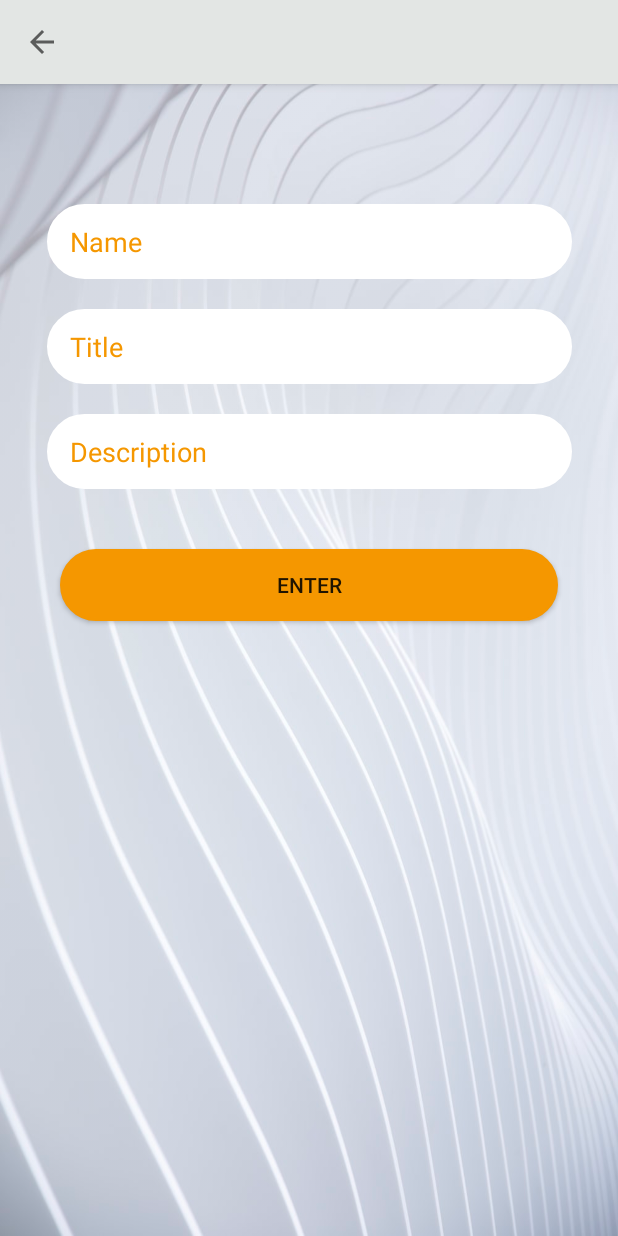
After one commit to nirav131196/LearningApp4, an Android app: the layout activity_push_notofication.xml on its own in the app's theme, with its tools: preview values and no code run, on a phone screen of 412 x 824 dp. The commit adds this screen. Run offline under Robolectric (Android 15) with nearby library versions, the phone set to English and light mode, and no system bars.

Commit message:
COMMIT ON 2/3/2023 12:24 PM

```diff
--- /dev/null
+++ b/LoginApp/app/src/main/res/layout/activity_push_notofication.xml
@@ -0,0 +1,87 @@
+<?xml version="1.0" encoding="utf-8"?>
+<androidx.constraintlayout.widget.ConstraintLayout xmlns:android="http://schemas.android.com/apk/res/android"
+    xmlns:app="http://schemas.android.com/apk/res-auto"
+    xmlns:tools="http://schemas.android.com/tools"
+    android:layout_width="match_parent"
+    android:layout_height="match_parent"
+    android:background="@drawable/backgroundimage2"
+    tools:context=".PushNotoficationActivity">
+
+    <com.google.android.material.appbar.AppBarLayout
+        android:id="@+id/appbarlayout2"
+        android:layout_width="0dp"
+        android:layout_height="wrap_content"
+        app:layout_constraintTop_toTopOf="parent"
+        app:layout_constraintLeft_toLeftOf="parent"
+        app:layout_constraintRight_toRightOf="parent">
+
+        <androidx.appcompat.widget.Toolbar
+            android:id="@+id/toolbar2"
+            android:layout_width="match_parent"
+            android:layout_height="wrap_content"
+            app:navigationIcon="?attr/homeAsUpIndicator"
+            android:background="#e3e6e4">
+        </androidx.appcompat.widget.Toolbar>
+    </com.google.android.material.appbar.AppBarLayout>
+
+    <EditText
+        android:id="@+id/editTextName"
+        android:layout_width="350dp"
+        android:layout_height="50dp"
+        android:background="@drawable/editext_design2"
+        android:textColor="@color/yellow"
+        android:paddingLeft="15dp"
+        android:ems="10"
+        android:inputType="text"
+        android:hint="Name"
+        android:textColorHint="@color/yellow"
+        app:layout_constraintTop_toBottomOf="@+id/appbarlayout2"
+        app:layout_constraintLeft_toLeftOf="parent"
+        app:layout_constraintRight_toRightOf="parent"
+        android:layout_marginTop="80dp"/>
+
+    <EditText
+        android:id="@+id/editTextTitle"
+        android:layout_width="350dp"
+        android:paddingLeft="15dp"
+        android:layout_height="50dp"
+        android:textColor="@color/yellow"
+        android:background="@drawable/editext_design2"
+        android:ems="10"
+        android:inputType="text"
+        android:hint="Title"
+        android:textColorHint="@color/yellow"
+        app:layout_constraintTop_toBottomOf="@+id/editTextName"
+        app:layout_constraintLeft_toLeftOf="parent"
+        app:layout_constraintRight_toRightOf="parent"
+        android:layout_margin="20dp"/>
+
+    <EditText
+        android:id="@+id/editTextDescription"
+        android:layout_width="350dp"
+        android:layout_height="50dp"
+        android:paddingLeft="15dp"
+        android:textColor="@color/yellow"
+        android:textColorHint="@color/yellow"
+        android:ems="10"
+        android:inputType="text"
+        android:background="@drawable/editext_design2"
+        android:hint="Description"
+        app:layout_constraintTop_toBottomOf="@+id/editTextTitle"
+        app:layout_constraintLeft_toLeftOf="parent"
+        app:layout_constraintRight_toRightOf="parent"
+        android:layout_margin="20dp"/>
+
+    <androidx.appcompat.widget.AppCompatButton
+        android:id="@+id/EnterButton"
+        android:layout_width="match_parent"
+        android:layout_height="wrap_content"
+        android:background="@drawable/editext_design3"
+        android:text="ENTER"
+        android:layout_margin="40dp"
+        app:layout_constraintTop_toBottomOf="@+id/editTextDescription"
+        app:layout_constraintLeft_toLeftOf="parent"
+        app:layout_constraintRight_toRightOf="parent" />
+
+
+</androidx.constraintlayout.widget.ConstraintLayout>
```
Also changed, not shown: LoginApp/app/src/main/AndroidManifest.xml (+22 -17 lines), LoginApp/app/src/main/java/com/example/loginapp/PushNotoficationActivity.java (added, +51 -0 lines), LoginApp/app/src/main/java/com/example/loginapp/WelcomeActivity.java (+28 -18 lines), LoginApp/app/src/main/res/layout/activity_login.xml (+7 -4 lines).
